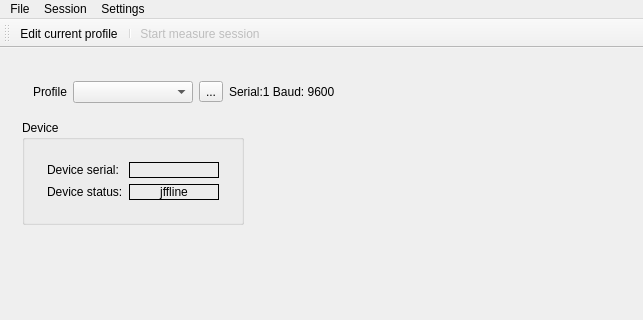
The window that dda_ctrl/experimenter/measurewindow.ui (olegyurchenko/dda-control) describes before a commit, drawn with Qt 5; both pictures show x 0 to 643 and y 0 to 320 of the 643 by 635 pixel window.
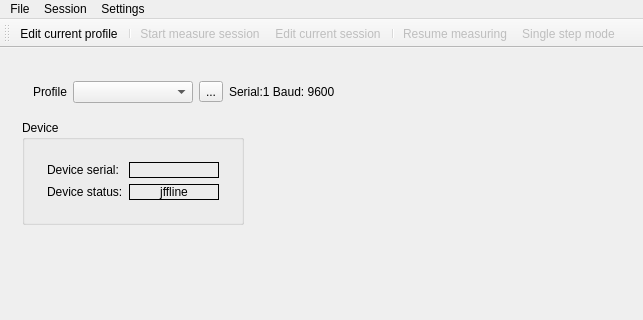
The same window after the commit. Icons and pictures are not drawn. Custom widgets are drawn as their Qt base class.

What changed in the file:
```diff
--- a/dda_ctrl/experimenter/measurewindow.ui
+++ b/dda_ctrl/experimenter/measurewindow.ui
@@ -706,6 +706,15 @@
    <addaction name="menuProfile"/>
   </widget>
   <widget class="QToolBar" name="mainToolBar">
+   <property name="iconSize">
+    <size>
+     <width>32</width>
+     <height>32</height>
+    </size>
+   </property>
+   <property name="floatable">
+    <bool>true</bool>
+   </property>
    <attribute name="toolBarArea">
     <enum>TopToolBarArea</enum>
    </attribute>
@@ -715,6 +724,10 @@
    <addaction name="actionEditCurrentProfile"/>
    <addaction name="separator"/>
    <addaction name="actionStartSession"/>
+   <addaction name="actionEditCurrentSession"/>
+   <addaction name="separator"/>
+   <addaction name="actionResumeMeasuring"/>
+   <addaction name="actionSingleStepMode"/>
   </widget>
   <action name="actionManageProfiles">
    <property name="icon">
@@ -763,6 +776,51 @@
     <string>Start measure session</string>
    </property>
   </action>
+  <action name="actionSetAdminPassword">
+   <property name="icon">
+    <iconset resource="../resuurces/resources.qrc">
+     <normaloff>:/document-encrypt.png</normaloff>:/document-encrypt.png</iconset>
+   </property>
+   <property name="text">
+    <string>Set user management password</string>
+   </property>
+  </action>
+  <action name="actionEditCurrentSession">
+   <property name="enabled">
+    <bool>false</bool>
+   </property>
+   <property name="icon">
+    <iconset resource="../resuurces/resources.qrc">
+     <normaloff>:/format-indent-more.png</normaloff>:/format-indent-more.png</iconset>
+   </property>
+   <property name="text">
+    <string>Edit current session</string>
+   </property>
+  </action>
+  <action name="actionResumeMeasuring">
+   <property name="enabled">
+    <bool>false</bool>
+   </property>
+   <property name="icon">
+    <iconset resource="../resuurces/resources.qrc">
+     <normaloff>:/media-playback-start.png</normaloff>:/media-playback-start.png</iconset>
+   </property>
+   <property name="text">
+    <string>Resume measuring</string>
+   </property>
+  </action>
+  <action name="actionSingleStepMode">
+   <property name="enabled">
+    <bool>false</bool>
+   </property>
+   <property name="icon">
+    <iconset resource="../resuurces/resources.qrc">
+     <normaloff>:/media-playback-pause.png</normaloff>:/media-playback-pause.png</iconset>
+   </property>
+   <property name="text">
+    <string>Single step mode</string>
+   </property>
+  </action>
  </widget>
  <layoutdefault spacing="6" margin="11"/>
  <customwidgets>
```
Left out of the diff: 75 changed lines with no effect on the pictures.
